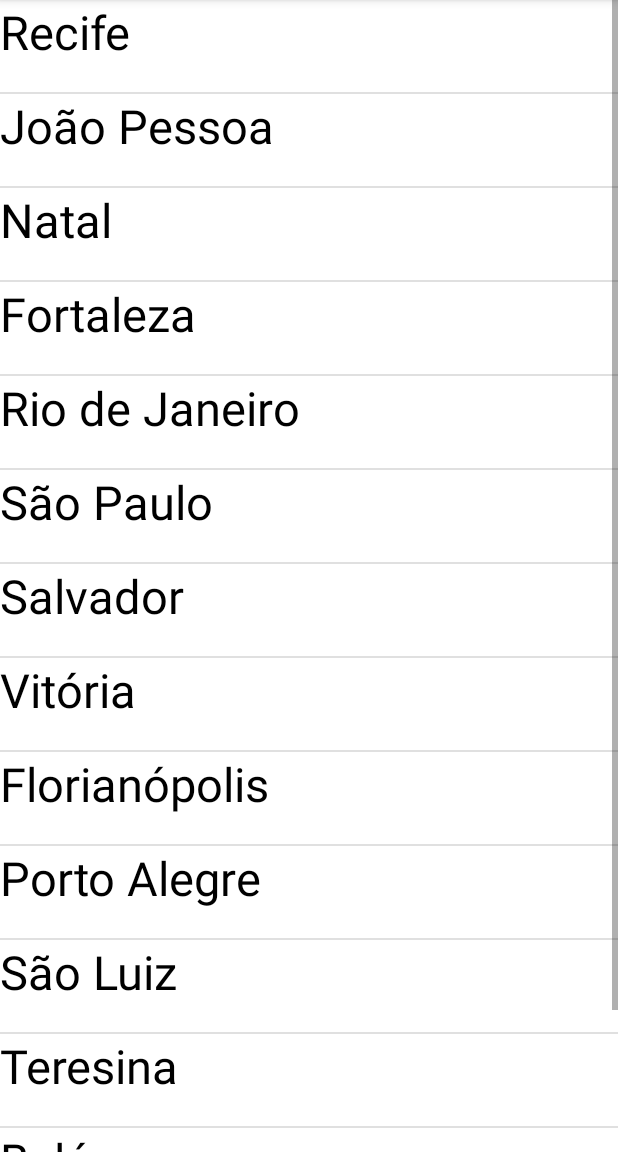
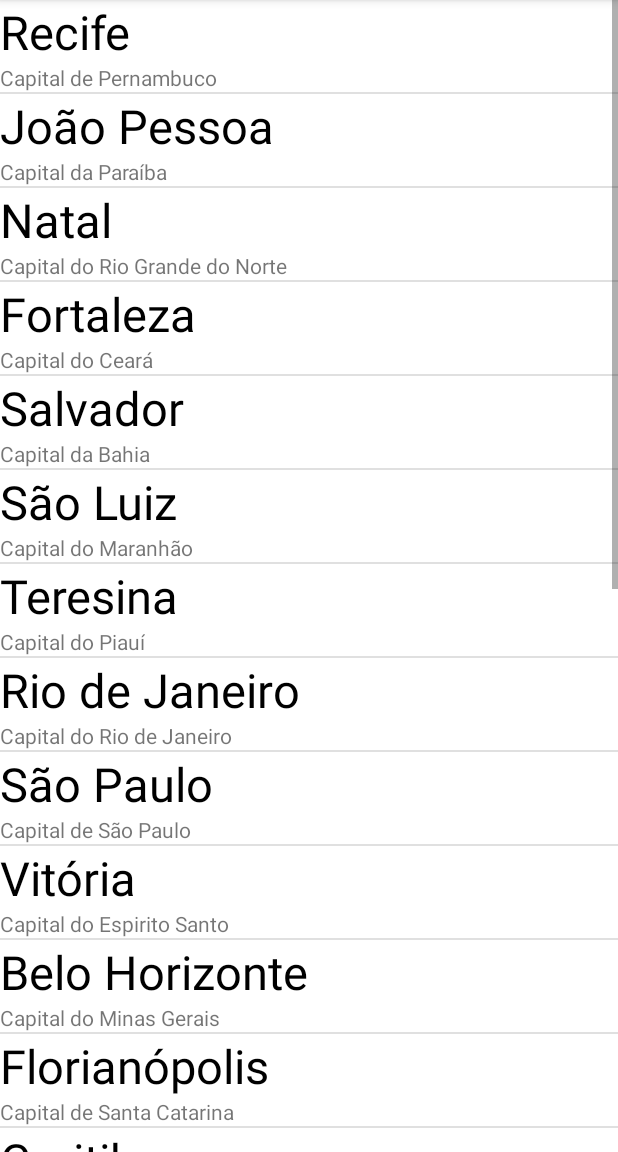
Before and after one commit to jeronimoifpe/Pratica09, an Android app: the screen it shows after launch (MainActivity), after a tap on "Recife", on a phone screen of 412 x 824 dp, the part 84-1236 px from its top. Run offline under Robolectric (Android 15) with nearby library versions, the phone set to English and light mode, and no system bars.

Commit message:
Passos 01, 02 e 03 da parte 03 da prática 03.

```diff
--- /dev/null
+++ b/app/src/main/java/pdm/pratica09/City.java
@@ -0,0 +1,16 @@
+package pdm.pratica09;
+
+public class City {
+    private String name;
+    private String info;
+    public City(String name, String info) {
+        this.name = name;
+        this.info = info;
+    }
+    public String getName() {
+        return this.name;
+    }
+    public String getInfo() {
+        return this.info;
+    }
+}
--- /dev/null
+++ b/app/src/main/java/pdm/pratica09/CityAdapter.java
@@ -0,0 +1,26 @@
+package pdm.pratica09;
+
+import android.content.Context;
+import android.view.LayoutInflater;
+import android.view.View;
+import android.view.ViewGroup;
+import android.widget.ArrayAdapter;
+import android.widget.TextView;
+
+public class CityAdapter extends ArrayAdapter {
+    private City [] cities;
+    public CityAdapter(Context context, int resource, City [] cities) {
+        super(context, resource, cities);
+        this.cities = cities;
+    }
+    @Override
+    public View getView(int position, View view, ViewGroup parent) {
+        LayoutInflater inflater = LayoutInflater.from(getContext());
+        View listItem = inflater.inflate(R.layout.city_listitem, null, true);
+        TextView cityName = listItem.findViewById(R.id.city_name);
+        TextView cityInfo = listItem.findViewById(R.id.city_info);
+        cityName.setText(cities[position].getName());
+        cityInfo.setText(cities[position].getInfo());
+        return listItem;
+    }
+}
--- a/app/src/main/java/pdm/pratica09/MainActivity.java
+++ b/app/src/main/java/pdm/pratica09/MainActivity.java
@@ -9,10 +9,32 @@ import android.widget.Toast;
 
 public class MainActivity extends AppCompatActivity {
 
-    private static final String [] cities = {"Recife", "João Pessoa", "Natal",
-            "Fortaleza", "Rio de Janeiro", "São Paulo", "Salvador", "Vitória",
-            "Florianópolis", "Porto Alegre", "São Luiz","Teresina",
-            "Belém", "Manaus"};
+    public static final City [] cities = {
+            new City("Recife", "Capital de Pernambuco"),
+            new City("João Pessoa", "Capital da Paraíba"),
+            new City("Natal", "Capital do Rio Grande do Norte"),
+            new City("Fortaleza", "Capital do Ceará"),
+            new City("Salvador","Capital da Bahia"),
+            new City("São Luiz","Capital do Maranhão"),
+            new City("Teresina","Capital do Piauí"),
+            new City("Rio de Janeiro", "Capital do Rio de Janeiro"),
+            new City("São Paulo","Capital de São Paulo"),
+            new City("Vitória","Capital do Espirito Santo"),
+            new City("Belo Horizonte","Capital do Minas Gerais"),
+            new City("Florianópolis","Capital de Santa Catarina"),
+            new City("Curitiba","Capital do Paraná"),
+            new City("Porto Alegre","Capital do Rio Grande do Sul"),
+            new City("Macapá","Capital do Amapá"),
+            new City("Porto Velho","Capital de Rondônia"),
+            new City("Palmas","Capital do Tocantins"),
+            new City("Boa Vista","Capital do Roraima"),
+            new City("Belém","Capital do Pará"),
+            new City("Rio Branco","Capital do Acre"),
+            new City("Manaus","Capital do Amazonas"),
+            new City("Goiania","Capital do Goias"),
+            new City("Cuiabá","Capital do Mato Grosso"),
+            new City("Campo Grande","Capital do Mato Grosso do Sul")
+    };
 
     @Override
     protected void onCreate(Bundle savedInstanceState) {
@@ -20,14 +42,12 @@ public class MainActivity extends AppCompatActivity {
         setContentView(R.layout.activity_main);
 
         ListView listView = findViewById(R.id.list_view);
-        listView.setAdapter(new ArrayAdapter<>(this,
-                R.layout.city_listitem,
-                R.id.city_name, cities
+        listView.setAdapter(new CityAdapter(this,
+                        R.layout.city_listitem, cities
                 )
         );
         listView.setOnItemClickListener((parent, view, position, id) ->
-                Toast.makeText(parent.getContext(),
-                        "Cidade selecionada: " + cities[position],
-                        Toast.LENGTH_SHORT).show());
+                Toast.makeText(parent.getContext(), "Cidade selecionada: " +
+                        cities[position].getName(), Toast.LENGTH_SHORT).show());
     }
 }
```
